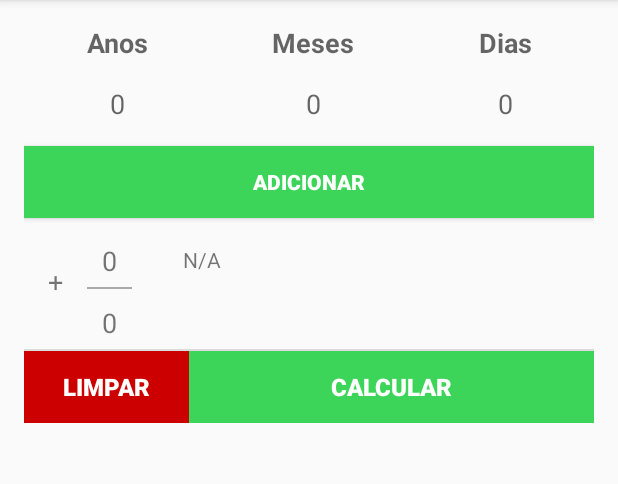
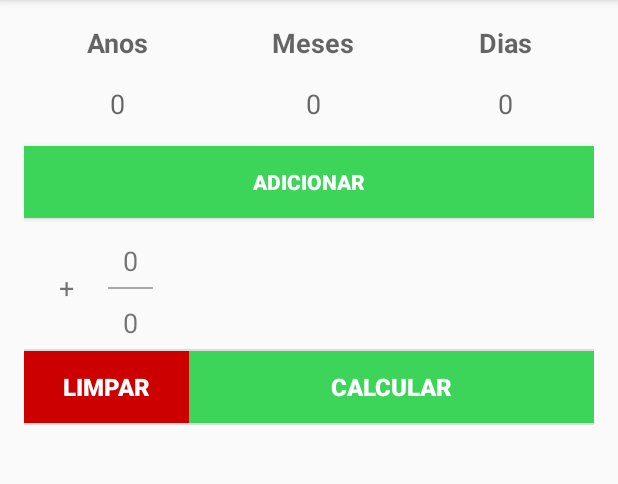
Before and after one commit to victorscn/calcpenal, an Android app: the screen it shows after launch (MainActivity), after a tap on "ADICIONAR", on a phone screen of 412 x 824 dp, the part 84-568 px from its top. Run offline under Robolectric (Android 15) with nearby library versions, the phone set to English and light mode, and no system bars; libraries missing offline, so code that uses them is left out: com.shawnlin.numberpicker.

Commit message:
Fixed sentence text, add scrollview

```diff
--- a/app/src/main/java/com/example/android/calculadorapenal/MainActivity.java
+++ b/app/src/main/java/com/example/android/calculadorapenal/MainActivity.java
@@ -129,7 +129,8 @@ public class MainActivity extends AppCompatActivity {
 
     //Method that handles the dynamic insertion
     public void addItems(View v) {
-        adapter.add(new Operation(0, 0, DEFAULT_IS_SUM_VALUE));
+        adapter.add(new Operation(0, 0, DEFAULT_IS_SUM_VALUE))
+        ;
     }
 
     /*Method that opens the sentence dialog tho choose a number*/
--- a/app/src/main/java/com/example/android/calculadorapenal/Operation.java
+++ b/app/src/main/java/com/example/android/calculadorapenal/Operation.java
@@ -85,7 +85,7 @@ public class Operation {
     public String writeResult(){
         if (sentence!=null)
         return sentence.writeSentence();
-        return "N/A";
+        return "";
     }
 
 }
--- a/app/src/main/java/com/example/android/calculadorapenal/Sentence.java
+++ b/app/src/main/java/com/example/android/calculadorapenal/Sentence.java
@@ -94,7 +94,7 @@ public class Sentence {
 
     public String writeSentence() {
         if(getDaysOfSentence()==0)
-            return "Sem sentença";
+            return "";
         if (getDaysOfSentence() < 30)
             return writeDay();
         else if (getDaysOfSentence() < 365) {
--- a/app/src/main/res/layout/activity_main.xml
+++ b/app/src/main/res/layout/activity_main.xml
@@ -1,18 +1,23 @@
 <?xml version="1.0" encoding="utf-8"?>
-<LinearLayout xmlns:android="http://schemas.android.com/apk/res/android"
+<ScrollView xmlns:android="http://schemas.android.com/apk/res/android"
     xmlns:tools="http://schemas.android.com/tools"
     android:id="@+id/activity_main"
     android:layout_width="match_parent"
     android:layout_height="match_parent"
-    android:orientation="vertical"
     android:paddingBottom="@dimen/activity_vertical_margin"
     android:paddingLeft="@dimen/activity_horizontal_margin"
     android:paddingRight="@dimen/activity_horizontal_margin"
     android:paddingTop="@dimen/activity_vertical_margin"
-    tools:context="com.example.android.calculadorapenal.MainActivity">
+    tools:context="com.example.android.calculadorapenal.MainActivity"
+    android:fillViewport="true">
 
+<LinearLayout
+    android:layout_width="match_parent"
+    android:layout_height="wrap_content"
+    android:orientation="vertical">
 
     <LinearLayout
+        android:baselineAligned="false"
         android:id="@+id/sentence_main"
         android:layout_width="match_parent"
         android:layout_height="wrap_content"
@@ -84,10 +89,20 @@
 
 
     <ListView
+        android:layout_weight="1"
         android:id="@+id/list"
         android:layout_width="match_parent"
         android:layout_height="wrap_content"
         android:drawSelectorOnTop="true" />
 
+    <TextView
+        android:id="@+id/result"
+        android:layout_width="match_parent"
+        android:layout_height="wrap_content"
+        tools:text="teste"
+        android:textSize="24sp"
+        android:visibility="gone"/>
+
 
 </LinearLayout>
+</ScrollView>
--- a/app/src/main/res/layout/expanded_item.xml
+++ b/app/src/main/res/layout/expanded_item.xml
@@ -8,17 +8,20 @@
 
     <TextView
         android:id="@+id/isSum"
-        android:layout_width="wrap_content"
-        android:layout_height="wrap_content"
+        android:layout_width="24dp"
+        android:layout_height="match_parent"
         android:layout_margin="16sp"
         android:textSize="18sp"
+        android:gravity="center"
+        android:layout_weight="0"
         tools:text="+" />
 
-    <!--TODO change to roll list-->
+
     <LinearLayout
         android:layout_width="wrap_content"
         android:layout_height="wrap_content"
-        android:orientation="vertical">
+        android:orientation="vertical"
+        android:layout_weight="1">
 
         <TextView
             android:id="@+id/numerator"
@@ -41,13 +44,15 @@
             android:textSize="18sp"
             tools:text="6" />
     </LinearLayout>
-    <!--end todo-->
+
 
     <TextView
         android:layout_width="wrap_content"
-        android:layout_height="wrap_content"
-        android:layout_marginLeft="24dp"
-        android:paddingTop="12dp"
+        android:layout_height="match_parent"
+        android:layout_marginEnd="16dp"
+        android:layout_marginRight="16dp"
+        android:textAppearance="?android:textAppearanceListItemSmall"
         android:id="@+id/sentence"
+        android:gravity="center_vertical"
         tools:text="4 meses e 20 dias" />
 </LinearLayout>
```
